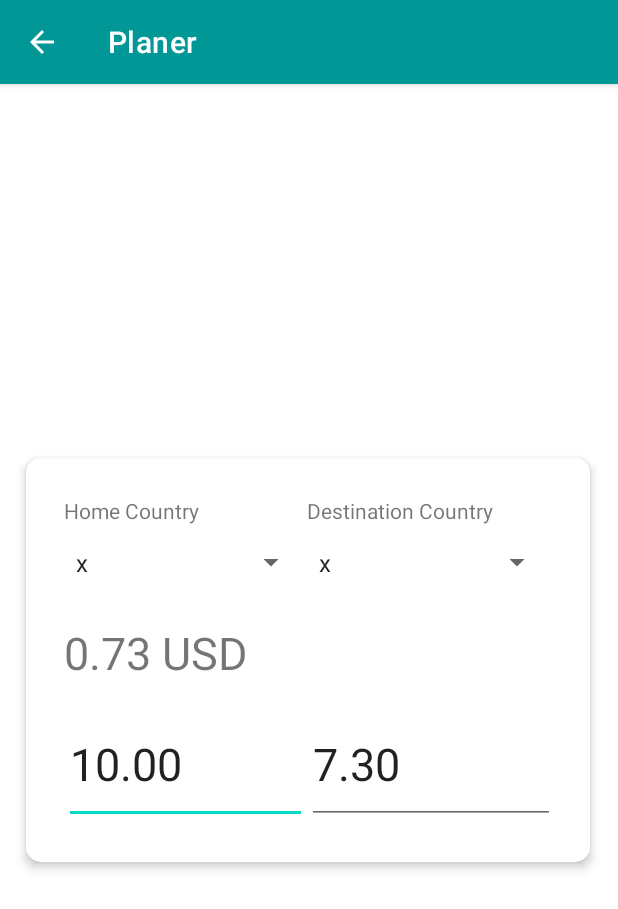
After one commit to sehyun-kelly/Android-Java-Planer, an Android app: the CurrencyConverterActivity screen opened directly, with no data from a screen before it, on a phone screen of 412 x 824 dp. The commit adds this screen. Shown: the top 909 px of the screen. Run offline under Robolectric (Android 15) with nearby library versions, the phone set to English and light mode, and no system bars.

Commit message:
I was not able to merge CurrecnyConverter to main easily, so i justed manually merged the code

```diff
--- a/app/src/main/AndroidManifest.xml
+++ b/app/src/main/AndroidManifest.xml
@@ -17,8 +17,13 @@
         android:theme="@style/Theme.Planer"
         tools:targetApi="31">
         <activity
+            android:name=".CurrencyConverterActivity"
+            android:exported="false"
+            android:parentActivityName=".SearchActivity"/>
+        <activity
             android:name=".RegisterActivity"
-            android:exported="false" />
+            android:exported="false"
+            android:parentActivityName=".MainActivity"/>
         <activity
             android:name=".WeatherActivity"
             android:exported="false"
--- /dev/null
+++ b/app/src/main/java/com/example/planer/CurrencyConverterActivity.java
@@ -0,0 +1,77 @@
+package com.example.planer;
+
+import androidx.appcompat.app.AppCompatActivity;
+
+import android.os.Bundle;
+import android.view.View;
+import android.widget.AdapterView;
+import android.widget.ArrayAdapter;
+import android.widget.Spinner;
+
+import java.io.BufferedReader;
+import java.io.InputStream;
+import java.io.InputStreamReader;
+import java.util.ArrayList;
+
+public class CurrencyConverterActivity extends AppCompatActivity {
+
+    String country;
+
+    @Override
+    protected void onCreate(Bundle savedInstanceState) {
+        super.onCreate(savedInstanceState);
+        setContentView(R.layout.activity_currency_converter);
+        ArrayList<String> countries = readCountries();
+        Spinner homeSpinner = findViewById(R.id.spinner_country_home);
+        Spinner destinationSpinner = findViewById(R.id.spinner_country_destination);
+        ArrayAdapter<String> adapter = new ArrayAdapter<>(this, android.R.layout.simple_spinner_item, readCountries());
+        adapter.setDropDownViewResource(android.R.layout.simple_spinner_dropdown_item);
+        homeSpinner.setAdapter(adapter);
+        destinationSpinner.setAdapter(adapter);
+
+        homeSpinner.setOnItemSelectedListener(new AdapterView.OnItemSelectedListener() {
+            @Override
+            public void onItemSelected(AdapterView<?> adapterView, View view, int position, long l) {
+                country = adapterView.getItemAtPosition(position).toString();
+            }
+
+            @Override
+            public void onNothingSelected(AdapterView<?> adapterView) {
+
+            }
+        });
+
+        destinationSpinner.setOnItemSelectedListener(new AdapterView.OnItemSelectedListener() {
+            @Override
+            public void onItemSelected(AdapterView<?> adapterView, View view, int position, long l) {
+                country = adapterView.getItemAtPosition(position).toString();
+            }
+
+            @Override
+            public void onNothingSelected(AdapterView<?> adapterView) {
+
+            }
+        });
+    }
+
+    private ArrayList<String> readCountries() {
+        ArrayList<String> countries = new ArrayList<>();
+
+        InputStream inputStream = getBaseContext().getResources().openRawResource(R.raw.info);
+        BufferedReader bufferedReader = new BufferedReader(new InputStreamReader(inputStream));
+        try {
+            String line = bufferedReader.readLine();
+            while (line != null) {
+                String[] split = line.split("/");
+                countries.add(split[0]);
+                line = bufferedReader.readLine();
+            }
+            bufferedReader.close();
+            inputStream.close();
+        } catch (Exception e) {
+            System.out.println("FileRead Error");
+            e.printStackTrace();
+        }
+        return countries;
+    }
+}
--- /dev/null
+++ b/app/src/main/res/layout/activity_currency_converter.xml
@@ -0,0 +1,146 @@
+<?xml version="1.0" encoding="utf-8"?>
+<androidx.constraintlayout.widget.ConstraintLayout xmlns:android="http://schemas.android.com/apk/res/android"
+    xmlns:app="http://schemas.android.com/apk/res-auto"
+    xmlns:tools="http://schemas.android.com/tools"
+    android:layout_width="match_parent"
+    android:layout_height="match_parent"
+    tools:context=".CurrencyConverterActivity">
+
+    <androidx.cardview.widget.CardView
+        android:layout_width="376dp"
+        android:layout_height="wrap_content"
+        android:layout_margin="10dp"
+        app:cardCornerRadius="10dp"
+        app:cardElevation="4dp"
+        app:contentPadding="10dp"
+        app:layout_constraintBottom_toBottomOf="parent"
+        app:layout_constraintEnd_toEndOf="parent"
+        app:layout_constraintHorizontal_bias="0.457"
+        app:layout_constraintStart_toStartOf="parent"
+        app:layout_constraintTop_toTopOf="parent">
+
+        <GridLayout
+            android:layout_width="match_parent"
+            android:layout_height="match_parent"
+            android:layout_gravity="center"
+            android:columnCount="2"
+            android:rowCount="3"
+            android:layout_margin="15dp"
+            tools:context=".GridLayoutForm"
+            >
+
+            <!-- Choose home -->
+            <LinearLayout
+                android:layout_row="0"
+                android:layout_column="0"
+                android:layout_width="162dp"
+                android:orientation="vertical"
+                >
+
+                <TextView
+                    android:id="@+id/home_value"
+                    android:layout_width="wrap_content"
+                    android:layout_height="wrap_content"
+                    android:text="@string/home"
+                    app:layout_constraintBottom_toBottomOf="parent"
+                    app:layout_constraintEnd_toEndOf="parent"
+                    app:layout_constraintHorizontal_bias="0.677"
+                    app:layout_constraintStart_toStartOf="parent"
+                    app:layout_constraintTop_toTopOf="parent"
+                    app:layout_constraintVertical_bias="0.022" />
+
+                <Spinner
+                    android:id="@+id/spinner_country_home"
+                    android:layout_width="match_parent"
+                    android:layout_height="50dp"
+                    app:layout_constraintBottom_toBottomOf="parent"
+                    app:layout_constraintEnd_toEndOf="parent"
+                    app:layout_constraintHorizontal_bias="0.924"
+                    app:layout_constraintStart_toStartOf="parent"
+                    app:layout_constraintTop_toBottomOf="@+id/destination_value"
+                    app:layout_constraintVertical_bias="0.012"
+                    tools:ignore="SpeakableTextPresentCheck" />
+            </LinearLayout>
+
+            <!-- Choose destination -->
+            <LinearLayout
+                android:layout_row="0"
+                android:layout_column="1"
+                android:layout_width="164dp"
+                android:orientation="vertical">
+
+                <TextView
+                    android:id="@+id/destination_value"
+                    android:layout_width="wrap_content"
+                    android:layout_height="wrap_content"
+                    android:text="@string/destination"
+                    app:layout_constraintBottom_toBottomOf="parent"
+                    app:layout_constraintEnd_toEndOf="parent"
+                    app:layout_constraintHorizontal_bias="0.677"
+                    app:layout_constraintStart_toStartOf="parent"
+                    app:layout_constraintTop_toTopOf="parent"
+                    app:layout_constraintVertical_bias="0.022" />
+
+                <Spinner
+                    android:id="@+id/spinner_country_destination"
+                    android:layout_width="match_parent"
+                    android:layout_height="50dp"
+                    app:layout_constraintBottom_toBottomOf="parent"
+                    app:layout_constraintEnd_toEndOf="parent"
+                    app:layout_constraintHorizontal_bias="0.924"
+                    app:layout_constraintStart_toStartOf="parent"
+                    app:layout_constraintTop_toBottomOf="@+id/destination_value"
+                    app:layout_constraintVertical_bias="0.012"
+                    tools:ignore="SpeakableTextPresentCheck" />
+            </LinearLayout>
+
+            <!-- Conversion Rate -->
+            <TextView
+                android:id="@+id/conversion_rate"
+                android:layout_width="162dp"
+                android:layout_height="70dp"
+                android:layout_row="1"
+                android:layout_column='0'
+                android:text="0.73 USD"
+                android:textSize="30sp"
+                android:gravity="center_vertical"
+                tools:ignore="HardcodedText" />
+
+            <!-- Input -->
+            <EditText
+                android:id="@+id/currency_input"
+                android:layout_width="162dp"
+                android:layout_height="79dp"
+                android:layout_row="2"
+                android:layout_column="0"
+                android:ems="10"
+                android:textSize="30sp"
+                android:inputType="number|text"
+                android:text='10.00'
+
+                tools:layout_editor_absoluteX="57dp"
+                tools:layout_editor_absoluteY="530dp" />
+
+            <!-- Output -->
+            <EditText
+                android:id="@+id/currency_output"
+                android:layout_width="165dp"
+                android:layout_height="79dp"
+                android:layout_row="2"
+                android:layout_column="1"
+                android:autofillHints="0.00"
+                android:ems="10"
+                android:inputType="number|text"
+                android:text='7.30'
+                android:textSize="30sp"
+                tools:layout_editor_absoluteX="57dp"
+                tools:layout_editor_absoluteY="530dp" />
+
+
+        </GridLayout>
+
+
+    </androidx.cardview.widget.CardView>
+
+
+</androidx.constraintlayout.widget.ConstraintLayout>
--- a/app/src/main/res/values/strings.xml
+++ b/app/src/main/res/values/strings.xml
@@ -41,4 +41,7 @@
     <string name="enter_your_password_again">Confirm your password</string>
     <string name="country">Country</string>
 
+    <!-- Used in CurrencyConverter page -->
+    <string name="home">Home Country</string>
+
 </resources>
```
